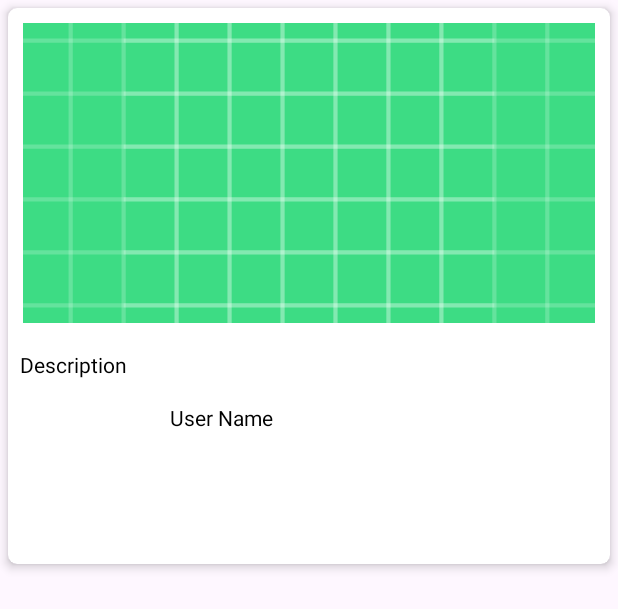
After one commit to HadiMuhammed/DemoAppAndroid, an Android app: the layout posts_rv_item.xml on its own in the app's theme, with its tools: preview values and no code run, on a phone screen of 412 x 824 dp. The commit adds this screen. Shown: the top 609 px of the screen. Run offline under Robolectric (Android 15) with nearby library versions, the phone set to English and light mode, and no system bars.

Commit message:
new project

```diff
--- a/app/build.gradle.kts
+++ b/app/build.gradle.kts
@@ -32,8 +32,10 @@ android {
 }
 
 dependencies {
-
     implementation(libs.appcompat)
+    implementation("com.squareup.retrofit2:retrofit:2.9.0")
+    implementation("com.squareup.retrofit2:converter-gson:2.9.0")
+    implementation("com.squareup.picasso:picasso:2.8")
     implementation(libs.material)
     implementation(libs.activity)
     implementation(libs.constraintlayout)
--- a/app/src/main/AndroidManifest.xml
+++ b/app/src/main/AndroidManifest.xml
@@ -1,7 +1,8 @@
 <?xml version="1.0" encoding="utf-8"?>
 <manifest xmlns:android="http://schemas.android.com/apk/res/android"
     xmlns:tools="http://schemas.android.com/tools">
-
+    <uses-permission android:name="android.permission.INTERNET" />
+    <uses-permission android:name="android.permission.ACCESS_NETWORK_STATE" />
     <application
         android:allowBackup="true"
         android:dataExtractionRules="@xml/data_extraction_rules"
--- /dev/null
+++ b/app/src/main/res/layout/posts_rv_item.xml
@@ -0,0 +1,52 @@
+<?xml version="1.0" encoding="utf-8"?>
+<androidx.cardview.widget.CardView
+    xmlns:android="http://schemas.android.com/apk/res/android"
+    xmlns:app="http://schemas.android.com/apk/res-auto"
+    android:id="@+id/idCVCOurseItem"
+    android:layout_width="match_parent"
+    android:layout_height="wrap_content"
+    android:layout_margin="5dp"
+    app:cardCornerRadius="6dp"
+    app:cardElevation="4dp">
+
+    <LinearLayout
+        android:layout_width="match_parent"
+        android:layout_height="wrap_content"
+        android:orientation="vertical">
+
+        <ImageView
+            android:id="@+id/idPostImage"
+            android:layout_width="match_parent"
+            android:layout_height="200dp"
+            android:scaleType="centerCrop"
+            android:layout_margin="10dp"
+            android:src="@drawable/ic_launcher_background" />
+
+        <TextView
+            android:id="@+id/idDescription"
+            android:layout_width="match_parent"
+            android:layout_height="wrap_content"
+            android:padding="8dp"
+            android:text="Description"
+            android:textColor="@color/black" />
+
+        <LinearLayout
+            android:layout_width="match_parent"
+            android:layout_height="match_parent">
+            <ImageView
+                android:id="@+id/idUserImage"
+                android:layout_width="100dp"
+                android:layout_height="100dp"
+                android:layout_marginBottom="15dp">
+            </ImageView>
+            <TextView
+                android:id="@+id/idUserName"
+                android:layout_width="match_parent"
+                android:layout_height="wrap_content"
+                android:padding="8dp"
+                android:text="User Name"
+                android:textColor="@color/black" />
+        </LinearLayout>
+
+    </LinearLayout>
+</androidx.cardview.widget.CardView>
```
Also changed, not shown: app/src/main/java/com/example/demoapp/MainActivity.java (+65 -0 lines), app/src/main/java/com/example/demoapp/PostsRVAdaptor.java (added, +77 -0 lines), app/src/main/java/com/example/demoapp/UserPostsModel.java (added, +48 -0 lines), app/src/main/res/layout/activity_main.xml (+27 -11 lines).
